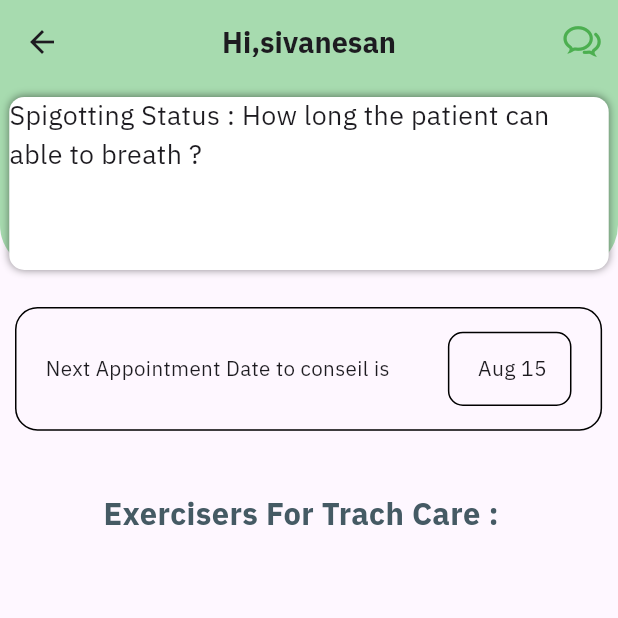
After one commit to SIVANESANTN31/TRACHCARE, a Flutter app: the PatientDashBoard screen opened directly, on a phone screen of 412 x 824 dp, the top half of it. The commit adds this screen. Run offline on Flutter 3.47's test engine with Material 3 defaults, Android fonts, the phone set to English and light mode, and no system bars; our stand-ins replace animate_do, gap, google_fonts, sizer.

Commit message:
patientdashboard is half completed

```diff
--- a/trachcare/lib/Screens/AuthScreens/PatientLogin copy.dart
+++ b/trachcare/lib/Screens/AuthScreens/PatientLogin copy.dart
@@ -3,6 +3,7 @@ import "package:flutter/material.dart";
 import "package:gap/gap.dart";
 import "package:sizer/sizer.dart";
 import "package:trachcare/Api/API_funcation/Login.dart";
+import "package:trachcare/Screens/Views/patient/PatientDashborad.dart";
 import "package:trachcare/components/Loginform.dart";
 import "package:trachcare/components/Titlebox.dart";
 import "package:trachcare/components/subhead.dart";
@@ -24,6 +25,9 @@ class _patientScreenloginState extends State<patientScreenlogin> {
         if (_formkey.currentState!.validate()) {
           _formkey.currentState!.save();
           LoginClassApi().Patientlogin();
+          Navigator.push(
+    context,
+    MaterialPageRoute(builder: (context) => PatientDashBoard()));
 
         }
   }
--- /dev/null
+++ b/trachcare/lib/Screens/Views/patient/PatientDashborad.dart
@@ -0,0 +1,107 @@
+import "package:flutter/cupertino.dart";
+import "package:flutter/material.dart";
+import "package:flutter/widgets.dart";
+import "package:gap/gap.dart";
+import "package:google_fonts/google_fonts.dart";
+import "package:sizer/sizer.dart";
+import "package:trachcare/components/Appbar.dart";
+import "package:trachcare/components/Navbardrawer.dart";
+import "package:trachcare/style/colors.dart";
+
+import "../../../style/Tropography.dart";
+
+class PatientDashBoard extends StatelessWidget {
+  const PatientDashBoard({super.key});
+
+  @override
+  Widget build(BuildContext context) {
+    return Scaffold(
+      appBar: Appbar(Name: "sivanesan",bottom: Bottom(),),
+      body: Stack(
+        children: [
+          // Your main content goes here
+          Column(
+           // crossAxisAlignment: CrossAxisAlignment.ce,
+            children: [
+              Gap(3.h),
+              Padding(
+                padding: const EdgeInsets.only(left: 10.0),
+                child: Container(
+                  width: 95.w,
+                  height: 10.h,
+                  decoration: BoxDecoration(border: Border.all(),borderRadius: BorderRadius.circular(15)),
+
+                  child: Row(
+                    mainAxisAlignment: MainAxisAlignment.spaceAround,
+                    crossAxisAlignment: CrossAxisAlignment.center,
+                    children: [
+                    Text("Next Appointment Date to conseil is",style: GoogleFonts.ibmPlexSans(
+                        textStyle: TextStyle(
+                            fontSize: 10.sp)),),
+
+                    Container(
+                      width: 20.w,
+                      height: 6.h,
+                      decoration: BoxDecoration(
+                        border: Border.all(),borderRadius: BorderRadius.circular(10)
+                      ),
+                      child: Center(child: Text(" Aug 15")),
+                    )
+                  ],),
+                ),
+              ),
+
+              Gap(5.h),
+
+              Text("Exercisers For Trach Care :",textAlign: TextAlign.left,style: GoogleFonts.ibmPlexSans(
+                        textStyle: TextStyle(
+
+                            fontSize: 15.sp,fontWeight: FontWeight.bold,color: Color(0XFF455A64)),))
+
+            ],
+          ),
+
+
+        ],
+      ),
+    );
+  }
+
+
+
+
+PreferredSizeWidget Bottom(){
+  return PreferredSize(
+       preferredSize: Size.fromHeight(40.0),
+       child: Positioned(
+              top: 0.0, // Position from the top of the screen
+              left: 25.0, // Position from the left of the screen
+              right: 25.0, // Position from the right of the screen
+              child: Container(
+                height: 14.h,
+                width: 97.w,
+
+                decoration: BoxDecoration(
+                  color: whiteColor,
+                  borderRadius: BorderRadius.circular(10),
+                  boxShadow: [
+                    BoxShadow(
+            color: BlackColor_light,
+            blurRadius: 4.0,
+          ),
+                  ]
+                ),
+                child: Column(
+                  children: [
+                    Text("Spigotting Status : How long the patient can able to breath ?",style: GoogleFonts.ibmPlexSans(
+                        textStyle: TextStyle(
+                            fontSize: 13.sp))
+                ,)
+                  ],
+                )
+              ),
+            ),
+     );
+}
+
+}
--- /dev/null
+++ b/trachcare/lib/components/Appbar.dart
@@ -0,0 +1,39 @@
+import 'package:flutter/cupertino.dart';
+import 'package:flutter/material.dart';
+import 'package:google_fonts/google_fonts.dart';
+import 'package:sizer/sizer.dart';
+import 'package:trachcare/style/colors.dart';
+
+class Appbar extends StatelessWidget implements PreferredSizeWidget {
+  final String Name;
+  final PreferredSizeWidget ? bottom;
+
+   Appbar({super.key, required this.Name,this.
+   bottom});
+
+  @override
+  Widget build(BuildContext context) {
+    return AppBar(backgroundColor: TitleColor,
+    shape:  RoundedRectangleBorder(
+    borderRadius: BorderRadius.vertical(
+      bottom: Radius.circular(30),
+    )),
+    // leading: Icon(Icons.menu),
+
+    centerTitle: true,
+    title: Text("Hi,${Name}",style:GoogleFonts.ibmPlexSans(
+                      textStyle: TextStyle(
+                          fontSize: 14.sp,
+
+                          fontWeight: FontWeight.bold)),),
+      actions: [
+        IconButton(onPressed: (){} ,icon: Icon(CupertinoIcons.chat_bubble_2,size: 29,color: Colors.green,))
+      ],
+     bottom: bottom
+      );
+  }
+
+  @override
+  // TODO: implement preferredSize
+  Size get preferredSize => Size.fromHeight(180);
+}
--- a/trachcare/lib/components/Loginform.dart
+++ b/trachcare/lib/components/Loginform.dart
@@ -21,7 +21,7 @@ LoginDataStore store = LoginDataStore();
   Widget build(BuildContext context) {
     return Container(
       width: 85.w,
-      height: 32.h,
+      height: 35.h,
       decoration: BoxDecoration(
           color: loginFormcolor, borderRadius: BorderRadius.circular(15)),
       child: Padding(
@@ -32,7 +32,7 @@ LoginDataStore store = LoginDataStore();
             children: [
               SizedBox(
                   width: 70.w,
-                  height: 6.h,
+                  height: 8.h,
                   child: TextFormField(
                     validator: (value) {
               if (value == null || value.isEmpty) {
@@ -58,7 +58,7 @@ LoginDataStore store = LoginDataStore();
               Gap(2.5.h),
               SizedBox(
                   width: 70.w,
-                  height: 6.h,
+                  height: 8.h,
                   child: TextFormField(
                     validator: (value) {
               if (value == null || value.isEmpty) {
@@ -93,12 +93,12 @@ LoginDataStore store = LoginDataStore();
                           fontWeight: FontWeight.bold)),
                 ),
               ),
-              Gap(1.h),
+              Gap(2.h),
               custom_Button(
                   text: "Signup",
                   width: 55,
                  button_funcation: Singup_button,
-                  height: 6,
+                  height: 6.5,
                   backgroundColor: TitleColor,
                   textcolor: whiteColor,
                   textSize: 13)
--- /dev/null
+++ b/trachcare/lib/components/Navbardrawer.dart
@@ -0,0 +1,10 @@
+import 'package:flutter/material.dart';
+
+class drawer extends StatelessWidget {
+  const drawer({super.key});
+
+  @override
+  Widget build(BuildContext context) {
+    return Drawer();
+  }
+}
--- a/trachcare/lib/main.dart
+++ b/trachcare/lib/main.dart
@@ -14,11 +14,6 @@ class MyApp extends StatelessWidget {
   @override
   Widget build(BuildContext context) {
 
-
-
-
-
-
     return Sizer(builder: (context, orientation, deviceType){
       return MaterialApp(
         debugShowCheckedModeBanner: false,
--- /dev/null
+++ b/trachcare/lib/style/Tropography.dart
@@ -0,0 +1,7 @@
+import "package:flutter/material.dart";
+import "package:google_fonts/google_fonts.dart";
+import "package:sizer/sizer.dart";
+
+TextStyle Nomal =  GoogleFonts.ibmPlexSans(
+                        textStyle: TextStyle(
+                            fontSize: 5));
--- a/trachcare/lib/style/colors.dart
+++ b/trachcare/lib/style/colors.dart
@@ -5,6 +5,7 @@ import 'package:trachcare/components/Loginform.dart';
 
 const whiteColor = Colors.white;
 const loginFormcolor = Color(0XFFFFD9A0);
-const BlackColor_light = Color.fromARGB(25, 0, 0, 0);
+const BlackColor_light = Color.fromARGB(115, 0, 0, 0);
 const admin_color = Color.fromARGB(255, 71, 215, 92);
 const TitleColor = Color(0XFFA7DBAF);
+const BlackColor = Colors.black;
```
